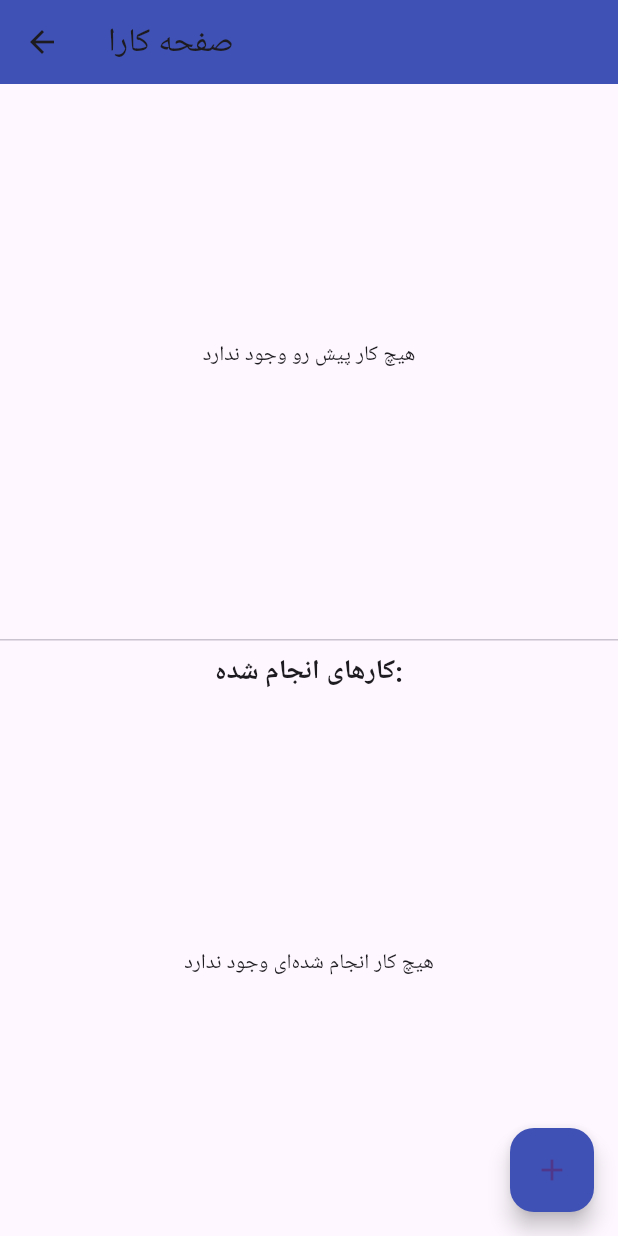
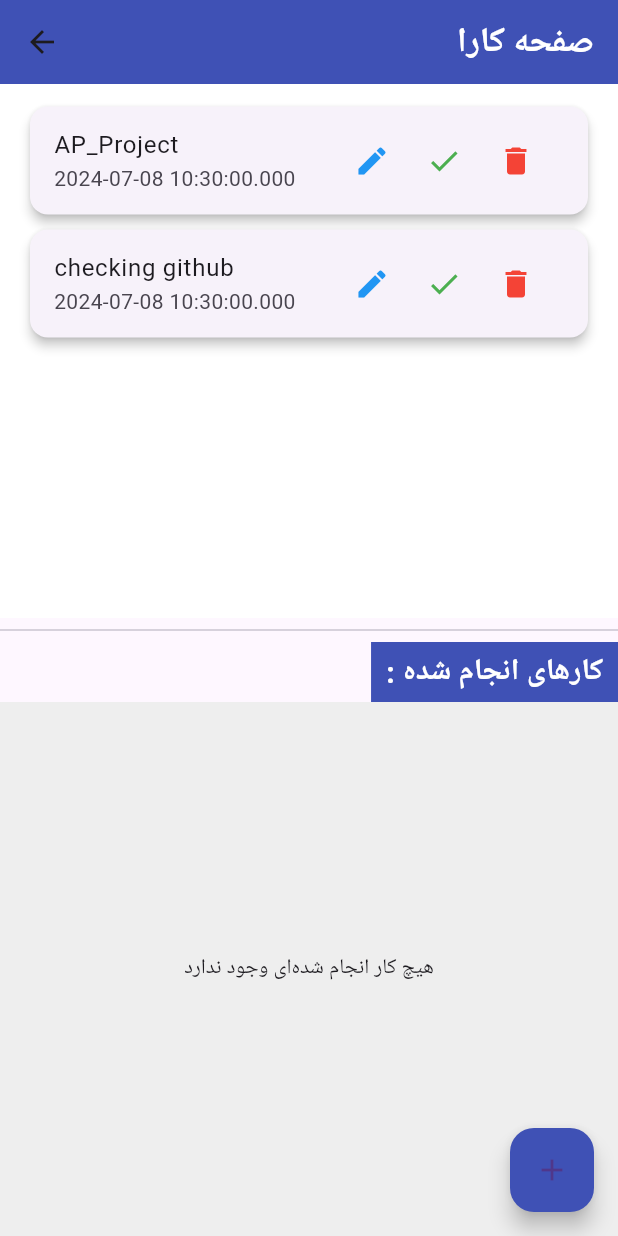
Before and after one commit to zarrroshin/College-Management-App, a Flutter app: the WorkPage screen opened by its route, on a phone screen of 412 x 824 dp. Run offline on Flutter 3.47's test engine with Material 3 defaults, Android fonts, the phone set to English and light mode, and no system bars; our stand-ins replace fluttertoast, webview_flutter.

Commit message:
make work page beautifuler

```diff
--- a/lib/work_page.dart
+++ b/lib/work_page.dart
@@ -8,6 +8,17 @@ class WorkPage extends StatefulWidget {
 class _WorkPageState extends State<WorkPage> {
   List<Map<String, dynamic>> tasks = [];
   List<Map<String, dynamic>> completedTasks = [];
+
+  @override
+  void initState() {
+    super.initState();
+
+    // Initialize tasks with predefined values
+    tasks = [
+      {'title': 'AP_Project', 'dateTime': DateTime.now()},
+      {'title': 'checking github', 'dateTime': DateTime.now()},
+    ];
+  }
 
   void addTask(String title, DateTime dateTime) {
     setState(() {
@@ -105,18 +116,35 @@ class _WorkPageState extends State<WorkPage> {
   Widget build(BuildContext context) {
     return Scaffold(
       appBar: AppBar(
-        title: Text('صفحه کارا'),
+        title: Align(
+          alignment: Alignment.bottomRight,
+          child: Text(
+            'صفحه کارا',
+            style: TextStyle(
+              color: Colors.white,
+              fontSize: 23,
+              fontWeight: FontWeight.bold,
+              fontFamily: 'Roboto',
+            ),
+          ),
+        ),
         backgroundColor: Colors.indigo,
       ),
       body: Column(
         children: [
           Expanded(
+            child: Container(
+              padding: EdgeInsets.all(10),
+              color: Colors.white,
               child: tasks.isEmpty
                   ? Center(child: Text('هیچ کار پیش رو وجود ندارد'))
                   : ListView.builder(
                 itemCount: tasks.length,
                 itemBuilder: (context, index) {
-                return ListTile(
+                  return Card(
+                    margin: EdgeInsets.symmetric(vertical: 5, horizontal: 10),
+                    elevation: 3,
+                    child: ListTile(
                       title: Text(tasks[index]['title']),
                       subtitle: Text(tasks[index]['dateTime'].toString()),
                       trailing: Row(
@@ -136,26 +164,43 @@ class _WorkPageState extends State<WorkPage> {
                           ),
                         ],
                       ),
+                    ),
                   );
                 },
               ),
             ),
+          ),
           Divider(),
-          Text(
-            'کارهای انجام شده:',
-            style: TextStyle(fontSize: 18, fontWeight: FontWeight.bold),
+          Align(
+            alignment: Alignment.topRight,
+            child: Container(
+              padding: EdgeInsets.symmetric(horizontal: 10, vertical: 5),
+              color: Colors.indigo,
+              child: Text(
+                ': کارهای انجام شده',
+                style: TextStyle(fontSize: 20, fontWeight: FontWeight.bold, color: Colors.white),
+              ),
+            ),
           ),
           Expanded(
+            child: Container(
+              padding: EdgeInsets.all(10),
+              color: Colors.grey[200],
               child: completedTasks.isEmpty
                   ? Center(child: Text('هیچ کار انجام شده‌ای وجود ندارد'))
                   : ListView.builder(
                 itemCount: completedTasks.length,
                 itemBuilder: (context, index) {
-                return ListTile(
+                  return Card(
+                    margin: EdgeInsets.symmetric(vertical: 5, horizontal: 10),
+                    elevation: 3,
+                    child: ListTile(
                       title: Text(completedTasks[index]['title']),
                       subtitle: Text(completedTasks[index]['dateTime'].toString()),
+                    ),
                   );
                 },
+              ),
             ),
           ),
         ],
```
Lines whose indentation alone changed are shown as unchanged.
